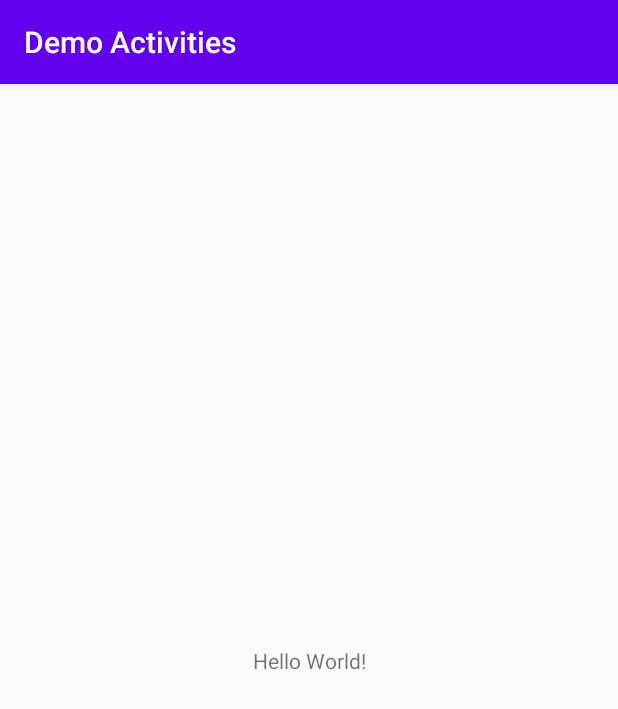
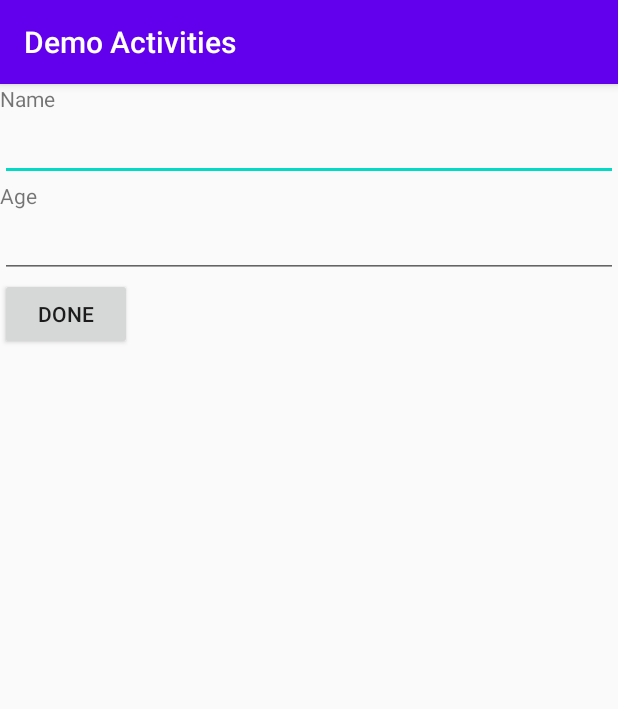
Before and after one commit to syaf-zid/DemoActivities, an Android app: the screen it shows after launch (MainActivity), on a phone screen of 412 x 824 dp. Shown: the top 709 px of the screen. Run offline under Robolectric (Android 15) with nearby library versions, the phone set to English and light mode, and no system bars.

Commit message:
demo activities

```diff
--- a/app/src/main/AndroidManifest.xml
+++ b/app/src/main/AndroidManifest.xml
@@ -9,6 +9,7 @@
         android:roundIcon="@mipmap/ic_launcher_round"
         android:supportsRtl="true"
         android:theme="@style/AppTheme">
+        <activity android:name=".DemoActivities"></activity>
         <activity android:name=".MainActivity">
             <intent-filter>
                 <action android:name="android.intent.action.MAIN" />
--- a/app/src/main/res/layout/activity_main.xml
+++ b/app/src/main/res/layout/activity_main.xml
@@ -1,18 +1,41 @@
 <?xml version="1.0" encoding="utf-8"?>
-<androidx.constraintlayout.widget.ConstraintLayout xmlns:android="http://schemas.android.com/apk/res/android"
+<LinearLayout xmlns:android="http://schemas.android.com/apk/res/android"
     xmlns:app="http://schemas.android.com/apk/res-auto"
     xmlns:tools="http://schemas.android.com/tools"
     android:layout_width="match_parent"
     android:layout_height="match_parent"
-    tools:context=".MainActivity">
+    android:orientation="vertical"
+    tools:context=".MainActivity" >
 
     <TextView
+        android:id="@+id/textViewName"
+        android:layout_width="match_parent"
+        android:layout_height="wrap_content"
+        android:text="Name" />
+
+    <EditText
+        android:id="@+id/editTextName"
+        android:layout_width="match_parent"
+        android:layout_height="wrap_content"
+        android:ems="10"
+        android:inputType="textPersonName" />
+
+    <TextView
+        android:id="@+id/textViewAge"
+        android:layout_width="match_parent"
+        android:layout_height="wrap_content"
+        android:text="Age" />
+
+    <EditText
+        android:id="@+id/editTextAge"
+        android:layout_width="match_parent"
+        android:layout_height="wrap_content"
+        android:ems="10"
+        android:inputType="textPersonName" />
+
+    <Button
+        android:id="@+id/buttonDone"
         android:layout_width="wrap_content"
         android:layout_height="wrap_content"
-        android:text="Hello World!"
-        app:layout_constraintBottom_toBottomOf="parent"
-        app:layout_constraintLeft_toLeftOf="parent"
-        app:layout_constraintRight_toRightOf="parent"
-        app:layout_constraintTop_toTopOf="parent" />
-
-</androidx.constraintlayout.widget.ConstraintLayout>
+        android:text="Done" />
+</LinearLayout>
```
Also changed, not shown: app/src/main/java/com/example/demoactivities/DemoActivities.java (added, +21 -0 lines), app/src/main/java/com/example/demoactivities/MainActivity.java (+18 -0 lines), app/src/main/res/layout/activity_demo_activities.xml (added, +14 -0 lines).
